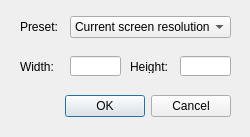
fieldOfView/uv-mapper, file qt/MapperTool/unitmapdialog.ui: the form before one commit.
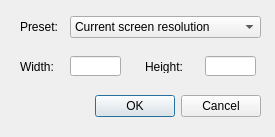
The form after the commit.

Commit message: Fixed compilation and design issues for OS X: * OS X uses Unix-style openCV build rules * MapManager and DisplayTextureManager instances are created after the OpenGL context has been created * QString can not be initialised to NULL in gcc * Add gcc flag to remove a warning about the order in which member variables are initialised * Removed font-size from aboutdialog text * Resized patternsdialog * Resized unitmapdialog

```diff
--- a/qt/MapperTool/unitmapdialog.ui
+++ b/qt/MapperTool/unitmapdialog.ui
@@ -9,7 +9,7 @@
    <rect>
     <x>0</x>
     <y>0</y>
-    <width>250</width>
+    <width>275</width>
     <height>137</height>
    </rect>
   </property>
@@ -21,13 +21,13 @@
   </property>
   <property name="minimumSize">
    <size>
-    <width>250</width>
+    <width>275</width>
     <height>137</height>
    </size>
   </property>
   <property name="maximumSize">
    <size>
-    <width>250</width>
+    <width>275</width>
     <height>137</height>
    </size>
   </property>
@@ -42,7 +42,7 @@
     <rect>
      <x>20</x>
      <y>90</y>
-     <width>211</width>
+     <width>241</width>
      <height>32</height>
     </rect>
    </property>
@@ -72,7 +72,7 @@
   <widget class="QLineEdit" name="lineEditHeight">
    <property name="geometry">
     <rect>
-     <x>180</x>
+     <x>205</x>
      <y>56</y>
      <width>51</width>
      <height>20</height>
@@ -114,7 +114,7 @@
   <widget class="QLabel" name="labelHeight">
    <property name="geometry">
     <rect>
-     <x>130</x>
+     <x>145</x>
      <y>60</y>
      <width>46</width>
      <height>13</height>
@@ -129,7 +129,7 @@
     <rect>
      <x>70</x>
      <y>16</y>
-     <width>161</width>
+     <width>191</width>
      <height>22</height>
     </rect>
    </property>
```
The commit also changes 10 other files.
